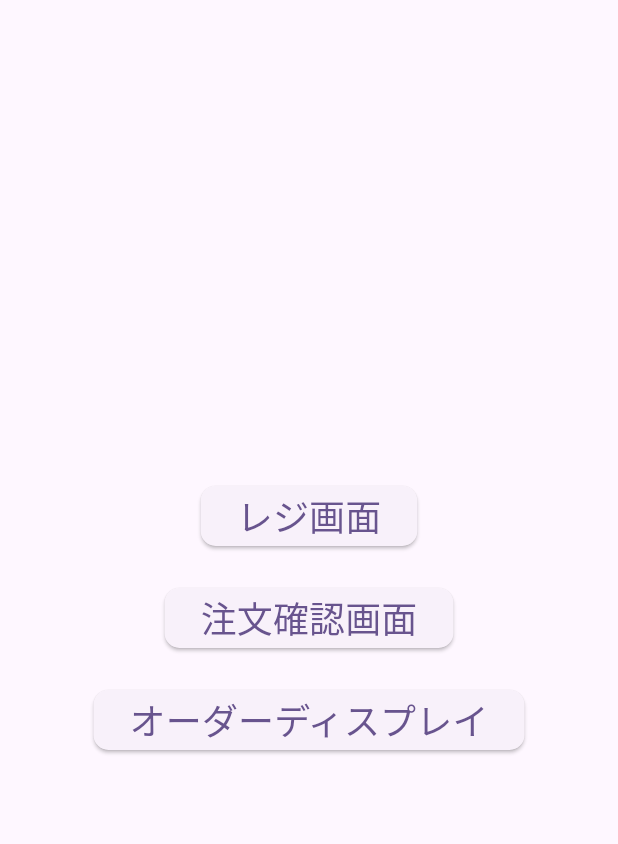
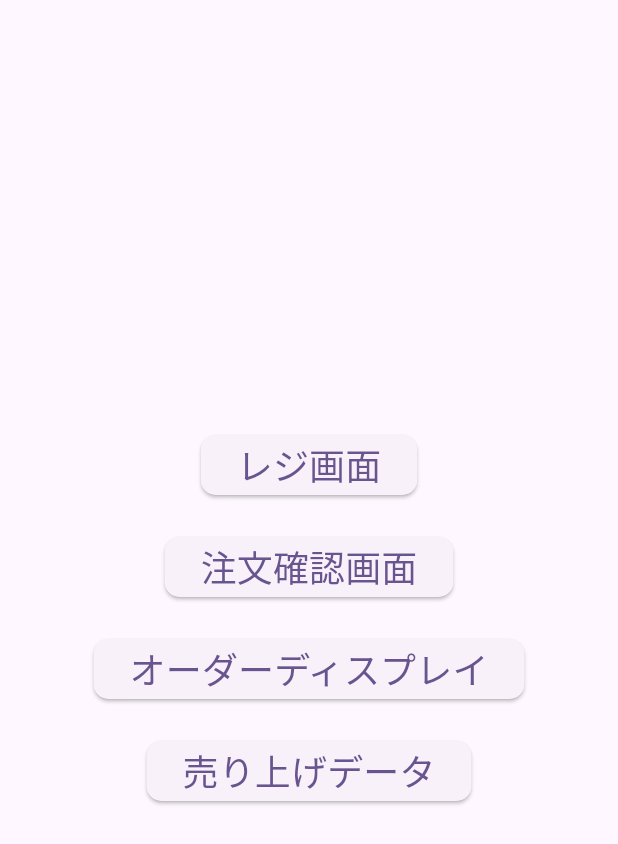
Before and after one commit to ht325ver0/k3register, a Flutter app: the screen it shows after launch, on a phone screen of 412 x 824 dp. Shown: the top 844 px of the screen. Run offline on Flutter 3.47's test engine with Material 3 defaults, Android fonts, the phone set to English and light mode, and no system bars; our stand-ins replace firebase_core, flutter_dotenv, flutter_riverpod, freezed_annotation, riverpod_annotation, supabase_flutter; accounts and stored records are empty; generated files the repository leaves out were written again.

Commit message:
売り上げデータページ制作

```diff
--- a/lib/view/home_page.dart
+++ b/lib/view/home_page.dart
@@ -2,6 +2,7 @@ import 'package:flutter/material.dart';
 import 'package:k3register/view/cash_register_page.dart';
 import 'package:k3register/view/order-display-page.dart';
 import 'package:k3register/view/order_check_page.dart';
+import 'package:k3register/view/sales_data_page.dart';
 
 class Home extends StatelessWidget {
   const Home({super.key});
@@ -57,6 +58,18 @@ class Home extends StatelessWidget {
                       borderRadius: BorderRadius.circular(10))),
               child: const Text('オーダーディスプレイ', style: TextStyle(fontSize: 24)),
             ),
+            const SizedBox(height: 20),
+            ElevatedButton(
+              onPressed: () {
+                Navigator.of(context).push(
+                  MaterialPageRoute(builder: (context) => const SalesDataPage()),
+                );
+              },
+              style: ElevatedButton.styleFrom(
+                  shape: RoundedRectangleBorder(
+                      borderRadius: BorderRadius.circular(10))),
+              child: const Text('売り上げデータ', style: TextStyle(fontSize: 24)),
+                )
           ]
         ),
       ),
```
Also changed, not shown: lib/view/sales_data_page.dart (added, +18 -0 lines), 1 other file.
